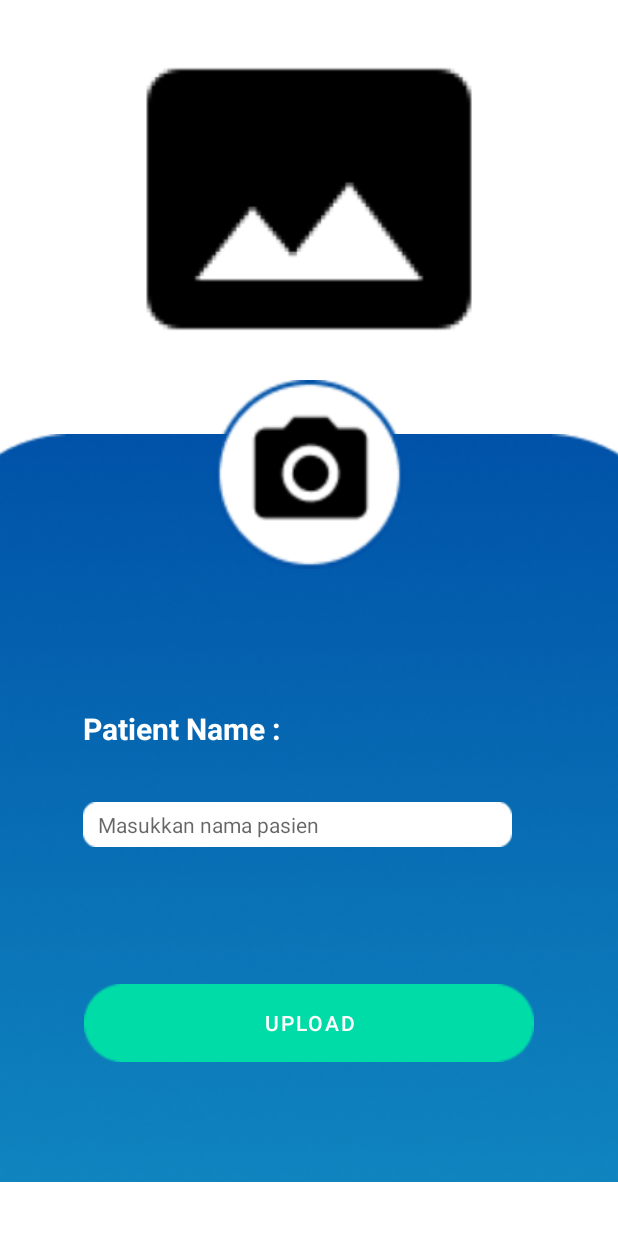
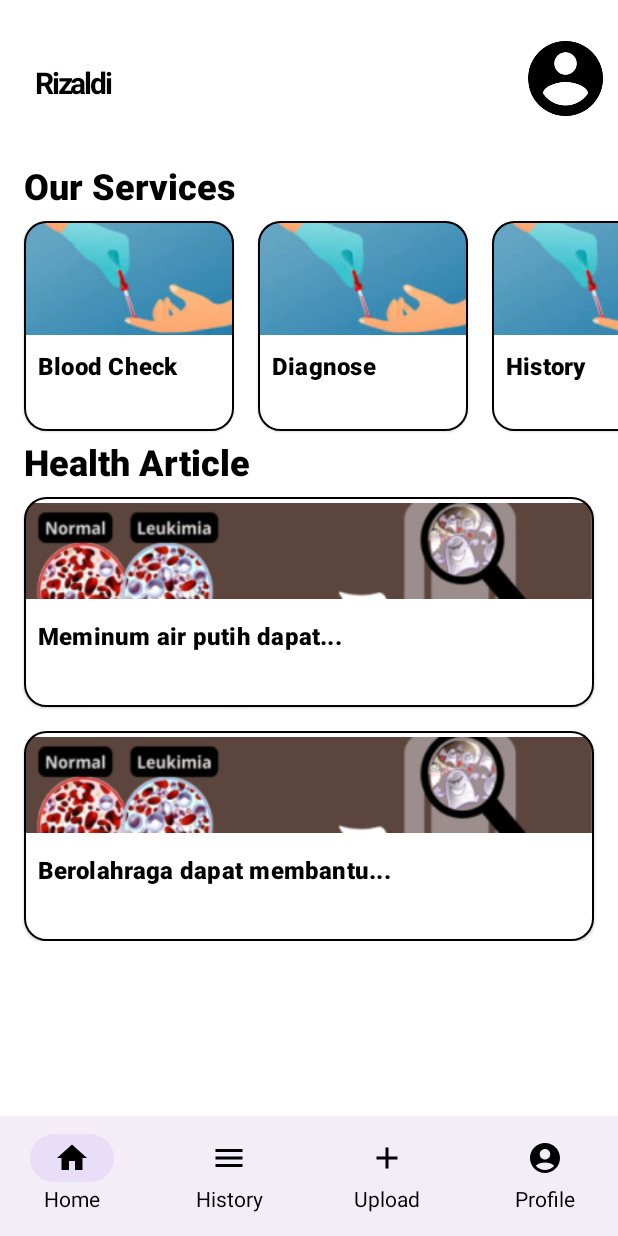
Before and after one commit to Bangkit-Academy-C23-PS353-Group/DiagnoseALLApp, an Android app built with Jetpack Compose: the screen it shows after launch (MainActivity), on a phone screen of 412 x 824 dp. Run offline under Robolectric (Android 15) with nearby library versions, the phone set to English and light mode, and no system bars.

Commit message:
Menambahkan layout dan navigation compose

```diff
--- a/app/build.gradle
+++ b/app/build.gradle
@@ -64,4 +64,6 @@ dependencies {
     androidTestImplementation "androidx.compose.ui:ui-test-junit4:$compose_ui_version"
     debugImplementation "androidx.compose.ui:ui-tooling:$compose_ui_version"
     debugImplementation "androidx.compose.ui:ui-test-manifest:$compose_ui_version"
+    implementation "androidx.compose.material3:material3:1.1.0"
+    implementation "androidx.navigation:navigation-compose:2.6.0"
 }
--- /dev/null
+++ b/app/src/main/java/com/example/diagnosaallapps/DiagnoseAllApp.kt
@@ -0,0 +1,57 @@
+import android.annotation.SuppressLint
+import android.content.Intent
+import android.view.View
+import androidx.compose.foundation.layout.fillMaxSize
+import androidx.compose.foundation.layout.padding
+import androidx.compose.material.Scaffold
+import androidx.compose.material3.Text
+import androidx.compose.runtime.Composable
+import androidx.compose.ui.Modifier
+import androidx.compose.ui.platform.LocalContext
+import androidx.compose.ui.viewinterop.AndroidView
+import androidx.core.content.ContextCompat.startActivity
+import androidx.navigation.NavHostController
+import androidx.navigation.compose.NavHost
+import androidx.navigation.compose.composable
+import androidx.navigation.compose.rememberNavController
+import com.example.diagnosaallapps.HomeScreen
+import com.example.diagnosaallapps.Profile
+import com.example.diagnosaallapps.R
+import com.example.diagnosaallapps.ui.navigation.Screen
+
+@Composable
+fun DiagnoseAllApp(
+    modifier: Modifier = Modifier,
+    navController: NavHostController = rememberNavController(),
+) {
+    val context = LocalContext.current
+    Scaffold(bottomBar = { BottomBar(modifier, navController) }) { innerPadding ->
+        NavHost(
+            navController = navController,
+            startDestination = Screen.Home.route,
+            modifier = Modifier.padding(innerPadding)
+        ) {
+            composable(Screen.Home.route) {
+                HomeScreen()
+            }
+            composable(Screen.History.route) {
+                Text(text = "History")
+            }
+            composable(Screen.Upload.route) {
+                Text(text = "Upload Here")
+            }
+            composable(Screen.Profile.route) {
+                context.startActivity(Intent(context, Profile::class.java))
+//                AndroidView(
+//                    factory = {
+//                        View.inflate(it, R.layout.activity_profile, null)
+//                    },
+//                    modifier = Modifier.fillMaxSize(),
+//                    update = {
+//
+//                    }
+//                )
+            }
+        }
+    }
+}
--- a/app/src/main/java/com/example/diagnosaallapps/HomeActivity.kt
+++ b/app/src/main/java/com/example/diagnosaallapps/HomeActivity.kt
@@ -1,15 +1,26 @@
 package com.example.diagnosaallapps
 
+import ArticleItem
+import BottomBar
+import ServiceItem
+import android.annotation.SuppressLint
 import android.os.Bundle
 import androidx.activity.ComponentActivity
 import androidx.activity.compose.setContent
 import androidx.compose.foundation.Image
 import androidx.compose.foundation.layout.*
+import androidx.compose.foundation.lazy.LazyColumn
+import androidx.compose.foundation.lazy.LazyRow
+import androidx.compose.foundation.lazy.items
+import androidx.compose.foundation.rememberScrollState
 import androidx.compose.foundation.shape.CircleShape
+import androidx.compose.foundation.verticalScroll
 import androidx.compose.material.MaterialTheme
+import androidx.compose.material.Scaffold
 import androidx.compose.material.Surface
 import androidx.compose.material.Text
 import androidx.compose.runtime.Composable
+import androidx.compose.runtime.key
 import androidx.compose.ui.Alignment
 import androidx.compose.ui.Modifier
 import androidx.compose.ui.draw.clip
@@ -18,20 +29,27 @@ import androidx.compose.ui.text.font.FontWeight
 import androidx.compose.ui.tooling.preview.Preview
 import androidx.compose.ui.unit.dp
 import androidx.compose.ui.unit.sp
+import androidx.navigation.NavHostController
+import androidx.navigation.compose.rememberNavController
+import com.example.diagnosaallapps.model.Article
+import com.example.diagnosaallapps.model.Service
+import com.example.diagnosaallapps.model.dummyArticles
+import com.example.diagnosaallapps.model.dummyServices
 import com.example.diagnosaallapps.ui.theme.DiagnosaALLappsTheme
+@SuppressLint("UnusedMaterialScaffoldPaddingParameter")
 class HomeActivity : ComponentActivity() {
+
     override fun onCreate(savedInstanceState: Bundle?) {
         super.onCreate(savedInstanceState)
         setContent {
             DiagnosaALLappsTheme {
+
                 // A surface container using the 'background' color from the theme
                 Surface(
                     modifier = Modifier.fillMaxSize(),
-                    color = MaterialTheme.colors.background
+                    color = MaterialTheme.colors.background,
                 ) {
-                    Column(modifier = Modifier.fillMaxSize()) {
-                        Banner(userName = "Rizaldi", date = "Selasa, 13 Juni 2023")
-                    }
+                    HomeScreen()
                 }
             }
         }
@@ -39,8 +57,14 @@ class HomeActivity : ComponentActivity() {
 }
 
 @Composable
-fun Greeting(name: String) {
-    Text(text = "Hello $name!")
+fun HomeScreen(modifier: Modifier = Modifier) {
+        Column(modifier = modifier) {
+            Banner(userName = "Rizaldi", date = "Selasa, 13 Juni 2023")
+            SectionText(title = "Our Services")
+            ServiceRow(listService = dummyServices)
+            SectionText(title = "Health Article")
+            ArticleColumn(listArticle = dummyArticles)
+        }
 }
 
 @Composable
@@ -84,12 +108,58 @@ fun Banner(
     }
 }
 
+@Composable
+fun SectionText(
+    title: String,
+    modifier: Modifier = Modifier
+) {
+    Text(
+        text = title,
+        style = MaterialTheme.typography.h5.copy(
+            fontWeight = FontWeight.ExtraBold
+        ),
+        modifier = modifier
+            .padding(horizontal = 16.dp, vertical = 8.dp)
+    )
+}
+
+@Composable
+fun ServiceRow(
+    listService: List<Service>,
+    modifier: Modifier = Modifier,
+) {
+    LazyRow(
+        horizontalArrangement = Arrangement.spacedBy(16.dp),
+        contentPadding = PaddingValues(horizontal = 16.dp),
+        modifier = modifier
+    ) {
+        items(listService, key = { it.textService }) { service ->
+            ServiceItem(service = service)
+        }
+    }
+}
+
+@Composable
+fun ArticleColumn(
+    listArticle: List<Article>,
+    modifier: Modifier = Modifier
+) {
+    LazyColumn(
+        verticalArrangement = Arrangement.spacedBy(16.dp),
+        contentPadding = PaddingValues(horizontal = 16.dp),
+        modifier = modifier
+    ) {
+        items(listArticle, key = { it.textArticle }) { article ->
+            ArticleItem(article = article)
+        }
+    }
+}
+
+@SuppressLint("UnusedMaterialScaffoldPaddingParameter")
 @Preview(showBackground = true)
 @Composable
 fun DefaultPreview() {
     DiagnosaALLappsTheme {
-        Column(modifier = Modifier.fillMaxSize()) {
-            Banner(userName = "Rizaldi", date = "Selasa, 13 Juni 2023")
-        }
+        HomeScreen()
     }
 }
--- a/app/src/main/java/com/example/diagnosaallapps/MainActivity.kt
+++ b/app/src/main/java/com/example/diagnosaallapps/MainActivity.kt
@@ -1,11 +1,16 @@
 package com.example.diagnosaallapps
 
+import DiagnoseAllApp
 import androidx.appcompat.app.AppCompatActivity
 import android.os.Bundle
+import androidx.activity.compose.setContent
 
 class MainActivity : AppCompatActivity() {
     override fun onCreate(savedInstanceState: Bundle?) {
         super.onCreate(savedInstanceState)
-        setContentView(R.layout.activity_upload)
+        //setContentView(R.layout.activity_upload)
+        setContent {
+            DiagnoseAllApp()
+        }
     }
 }
--- /dev/null
+++ b/app/src/main/java/com/example/diagnosaallapps/model/Article.kt
@@ -0,0 +1,13 @@
+package com.example.diagnosaallapps.model
+
+import com.example.diagnosaallapps.R
+
+data class Article(
+    val imageArticle: Int,
+    val textArticle: String,
+)
+
+val dummyArticles = listOf(
+    Article(R.drawable.imagearticletwo, "Meminum air putih dapat..."),
+    Article(R.drawable.imagearticletwo, "Berolahraga dapat membantu...")
+)
--- /dev/null
+++ b/app/src/main/java/com/example/diagnosaallapps/model/BottomBarItem.kt
@@ -0,0 +1,10 @@
+package com.example.diagnosaallapps.model
+
+import androidx.compose.ui.graphics.vector.ImageVector
+import com.example.diagnosaallapps.ui.navigation.Screen
+
+data class BottomBarItem(
+    val title: String,
+    val icon: ImageVector,
+    val screen: Screen
+)
--- /dev/null
+++ b/app/src/main/java/com/example/diagnosaallapps/model/Service.kt
@@ -0,0 +1,16 @@
+package com.example.diagnosaallapps.model
+
+import androidx.annotation.DrawableRes
+import androidx.annotation.StringRes
+import com.example.diagnosaallapps.R
+
+data class Service(
+    val imageService: Int,
+    val textService: String,
+)
+
+val dummyServices = listOf(
+    Service(R.drawable.bloodcheck, "Blood Check"),
+    Service(R.drawable.bloodcheck, "Diagnose"),
+    Service(R.drawable.bloodcheck, "History"),
+)
--- /dev/null
+++ b/app/src/main/java/com/example/diagnosaallapps/ui/components/ArticleItem.kt
@@ -0,0 +1,65 @@
+import androidx.compose.foundation.BorderStroke
+import androidx.compose.foundation.Image
+import androidx.compose.foundation.layout.*
+import androidx.compose.foundation.shape.RoundedCornerShape
+import androidx.compose.material.Card
+import androidx.compose.material.MaterialTheme
+import androidx.compose.material.Text
+import androidx.compose.runtime.Composable
+import androidx.compose.ui.Alignment
+import androidx.compose.ui.Modifier
+import androidx.compose.ui.draw.clip
+import androidx.compose.ui.graphics.Color
+import androidx.compose.ui.res.painterResource
+import androidx.compose.ui.text.font.FontWeight
+import androidx.compose.ui.text.style.TextOverflow
+import androidx.compose.ui.tooling.preview.Preview
+import androidx.compose.ui.unit.dp
+import com.example.diagnosaallapps.R
+import com.example.diagnosaallapps.model.Article
+
+@Composable
+fun ArticleItem(
+    article: Article,
+    modifier: Modifier = Modifier
+) {
+    Card(
+        modifier = modifier
+            .fillMaxWidth()
+            .height(140.dp),
+        shape = RoundedCornerShape(15.dp),
+        border = BorderStroke(1.dp, Color.Black)
+    ) {
+        Column(
+            modifier = modifier,
+        ) {
+            Image(
+                painter = painterResource(article.imageArticle),
+                contentDescription = null,
+                modifier = Modifier
+                    .fillMaxWidth()
+                    .height(72.dp)
+                    .clip(RoundedCornerShape(topStart = 15.dp, topEnd = 15.dp))
+            )
+            Text(
+                text = article.textArticle,
+                maxLines = 2,
+                overflow = TextOverflow.Ellipsis,
+                style = MaterialTheme.typography.subtitle1.copy(
+                    fontWeight = FontWeight.ExtraBold
+                ),
+                modifier = modifier.padding(9.dp)
+            )
+        }
+    }
+}
+
+@Composable
+@Preview(showBackground = true)
+fun ArticleItemPreview() {
+    MaterialTheme() {
+        ArticleItem(
+            article = Article(R.drawable.imagearticletwo, "Leukimia adalah kanker darah akibat...")
+        )
+    }
+}
--- /dev/null
+++ b/app/src/main/java/com/example/diagnosaallapps/ui/components/BottomBar.kt
@@ -0,0 +1,78 @@
+import androidx.compose.material.Icon
+import androidx.compose.material.MaterialTheme
+import androidx.compose.material.Text
+import androidx.compose.material.contentColorFor
+import androidx.compose.material.icons.Icons
+import androidx.compose.material.icons.filled.*
+import androidx.compose.material3.NavigationBar
+import androidx.compose.material3.NavigationBarItem
+import androidx.compose.runtime.Composable
+import androidx.compose.ui.Modifier
+import androidx.compose.ui.graphics.Color
+import androidx.compose.ui.res.stringResource
+import androidx.navigation.NavGraph.Companion.findStartDestination
+import androidx.navigation.NavHostController
+import com.example.diagnosaallapps.R
+import com.example.diagnosaallapps.model.BottomBarItem
+import com.example.diagnosaallapps.ui.navigation.Screen
+import androidx.compose.runtime.getValue
+import androidx.navigation.compose.currentBackStackEntryAsState
+
+@Composable
+fun BottomBar(
+    modifier: Modifier = Modifier,
+    navController: NavHostController,
+) {
+    NavigationBar(
+        modifier = modifier
+    ) {
+        val navigationItems = listOf(
+            BottomBarItem(
+                title = "Home",
+                icon = Icons.Default.Home,
+                screen = Screen.Home
+            ),
+            BottomBarItem(
+                title = "History",
+                icon = Icons.Default.Menu,
+                screen = Screen.History
+            ),
+            BottomBarItem(
+                title = "Upload",
+                icon = Icons.Default.Add,
+                screen = Screen.Upload
+            ),
+            BottomBarItem(
+                title = "Profile",
+                icon = Icons.Default.AccountCircle,
+                screen = Screen.Profile
+            )
+        )
+        val navBackStackEntry by navController.currentBackStackEntryAsState()
+        val currentRoute = navBackStackEntry?.destination?.route
+
+        navigationItems.map {
+            NavigationBarItem(
+                icon = {
+                       Icon(
+                           imageVector = it.icon,
+                           contentDescription = it.title
+                       )
+                },
+                label = {
+                    Text(text = it.title)
+                },
+                selected = currentRoute == it.screen.route,
+                onClick = {
+                    navController.navigate(it.screen.route) {
+                        popUpTo(navController.graph.findStartDestination().id) {
+                            saveState = true
+                        }
+                        restoreState = true
+                        launchSingleTop = true
+                    }
+                }
+            )
+        }
+    }
+}
--- /dev/null
+++ b/app/src/main/java/com/example/diagnosaallapps/ui/components/ServiceItem.kt
@@ -0,0 +1,67 @@
+import androidx.compose.foundation.BorderStroke
+import androidx.compose.foundation.Image
+import androidx.compose.foundation.layout.Column
+import androidx.compose.foundation.layout.height
+import androidx.compose.foundation.layout.padding
+import androidx.compose.foundation.layout.width
+import androidx.compose.foundation.shape.RoundedCornerShape
+import androidx.compose.material.Card
+import androidx.compose.material.MaterialTheme
+import androidx.compose.material.Text
+import androidx.compose.runtime.Composable
+import androidx.compose.ui.Alignment
+import androidx.compose.ui.Modifier
+import androidx.compose.ui.draw.clip
+import androidx.compose.ui.graphics.Color
+import androidx.compose.ui.res.painterResource
+import androidx.compose.ui.text.font.FontWeight
+import androidx.compose.ui.text.style.TextOverflow
+import androidx.compose.ui.tooling.preview.Preview
+import androidx.compose.ui.unit.dp
+import com.example.diagnosaallapps.R
+import com.example.diagnosaallapps.model.Service
+
+@Composable
+fun ServiceItem(
+    service: Service,
+    modifier: Modifier = Modifier
+) {
+    Card(
+        modifier = modifier.width(140.dp).height(140.dp),
+        shape = RoundedCornerShape(15.dp),
+        border = BorderStroke(1.dp, Color.Black)
+    ) {
+        Column(
+            modifier = modifier,
+            horizontalAlignment = Alignment.Start
+        ) {
+            Image(
+                painter = painterResource(service.imageService),
+                contentDescription = null,
+                modifier = Modifier
+                    .width(140.dp)
+                    .height(76.dp)
+                    .clip(RoundedCornerShape(topStart = 15.dp, topEnd = 15.dp))
+            )
+            Text(
+                text = service.textService,
+                maxLines = 2,
+                overflow = TextOverflow.Ellipsis,
+                style = MaterialTheme.typography.subtitle1.copy(
+                    fontWeight = FontWeight.ExtraBold
+                ),
+                modifier = modifier.padding(9.dp)
+            )
+        }
+    }
+}
+
+@Composable
+@Preview(showBackground = true)
+fun ServiceItemPreview() {
+    MaterialTheme() {
+        ServiceItem(
+            service = Service(R.drawable.bloodcheck, "Blood Check"),
+        )
+    }
+}
--- /dev/null
+++ b/app/src/main/java/com/example/diagnosaallapps/ui/navigation/NavigationItem.kt
@@ -0,0 +1,5 @@
+package com.example.diagnosaallapps.ui.navigation
+
+data class NavigationItem(
+    val title: String
+)
--- /dev/null
+++ b/app/src/main/java/com/example/diagnosaallapps/ui/navigation/Screen.kt
@@ -0,0 +1,8 @@
+package com.example.diagnosaallapps.ui.navigation
+
+sealed class Screen(val route: String) {
+    object Home: Screen("Home")
+    object History: Screen("History")
+    object Upload: Screen("Upload")
+    object Profile: Screen("Profile")
+}
--- a/app/src/main/java/com/example/diagnosaallapps/ui/theme/Theme.kt
+++ b/app/src/main/java/com/example/diagnosaallapps/ui/theme/Theme.kt
@@ -5,6 +5,7 @@ import androidx.compose.material.MaterialTheme
 import androidx.compose.material.darkColors
 import androidx.compose.material.lightColors
 import androidx.compose.runtime.Composable
+import androidx.compose.ui.graphics.Color
 
 private val DarkColorPalette = darkColors(
     primary = Purple200,
@@ -15,16 +16,8 @@ private val DarkColorPalette = darkColors(
 private val LightColorPalette = lightColors(
     primary = Purple500,
     primaryVariant = Purple700,
-    secondary = Teal200
+    secondary = Teal200,
 
-    /* Other default colors to override
-    background = Color.White,
-    surface = Color.White,
-    onPrimary = Color.White,
-    onSecondary = Color.Black,
-    onBackground = Color.Black,
-    onSurface = Color.Black,
-    */
 )
 
 @Composable
--- a/app/src/main/res/values/strings.xml
+++ b/app/src/main/res/values/strings.xml
@@ -5,4 +5,5 @@
     <string name="register">register?</string>
     <string name="regis">Register</string>
     <string name="title_activity_home">HomeActivity</string>
+    <string name="service">Service</string>
 </resources>
```
Also changed, not shown: app/src/main/res/drawable/bloodcheck.png (added), app/src/main/res/drawable/imagearticle.png (added), app/src/main/res/drawable/imagearticletwo.png (added).
